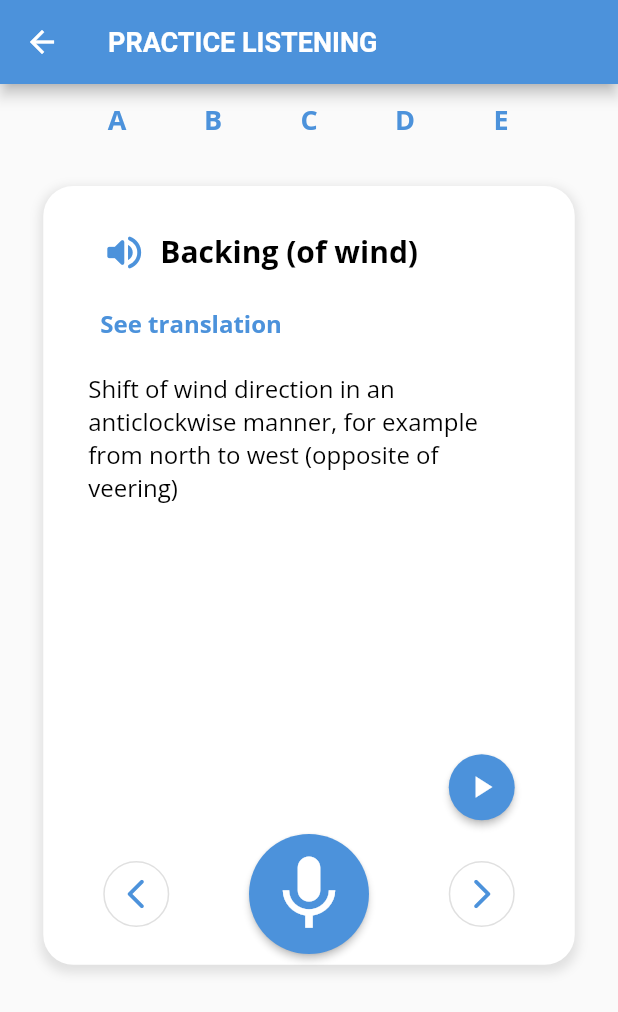
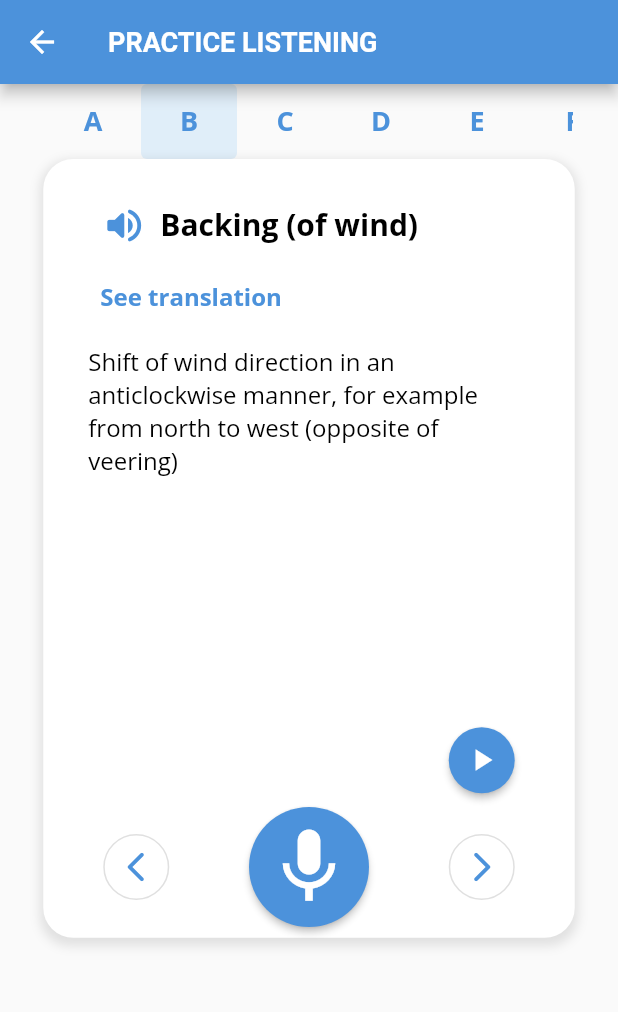
Before and after one commit to eliascalzone/maritimeEnglish-Flutter, a Flutter app: the Practicelisten screen opened directly, after a tap on an icon or button, on a phone screen of 412 x 824 dp. Shown: the top 1012 px of the screen. Run offline on Flutter 3.47's test engine with Material 2 defaults, Android fonts, the phone set to English and light mode, and no system bars; our stand-ins replace audioplayers, google_fonts; missing offline and left inert: dart:ffi, record; statements that could not run were skipped.

Commit message:
practise listen navigation FINISHED

```diff
--- a/lib/praticelisten.dart
+++ b/lib/praticelisten.dart
@@ -25,12 +25,36 @@ class _PracticelistenState extends State<Practicelisten> {
     fontWeight: FontWeight.bold,
   );
 
-  List<String> getLetter(){
-    return ['A','B','C','D','E'];
+  static const indexArr = [0,5,13,28,42,48,56,60,65,70,71,79,85,86,94,98,107,131,139,143,148];
+  static const letterArr = ['A','B','C','D','E','F','G','H','I','J','L','M','N','O','P','R','S','T','U','V','W'];
+
+  Color letterColor(int index){
+    if(currentIndex<=indexArr[index] && currentIndex>=148){
+      return const Color.fromARGB(30, 33, 149, 243);
+    }
+    else if(currentIndex>=indexArr[index] && currentIndex<indexArr[index+1]){
+      return const Color.fromARGB(30, 33, 149, 243);
+    }
+    else {return const Color.fromARGB(0, 33, 149, 243);}
   }
 
-  List<int> getIndex(){
-    return [0,5,13,28,42];
+  List<Widget> upperButtons(){
+    List<Widget> list = [];
+    for(int i=0;i<21;i++){
+      list.add(TextButton(
+        onPressed: () {
+          setState(() {
+            currentIndex = indexArr[i];
+          });
+        },
+        style: TextButton.styleFrom(backgroundColor: letterColor(i)),
+        child: Text(
+          letterArr[i],
+          style: textstyle_alphabet,
+        ),
+      ));
+    }
+    return list;
   }
 
   @override
@@ -43,66 +67,14 @@ class _PracticelistenState extends State<Practicelisten> {
             const TextStyle(fontSize: 18, fontWeight: FontWeight.bold),
       ),
       body: Column(children: [
-        Row(
-          mainAxisAlignment: MainAxisAlignment.center,
-          children: [
-            const SizedBox(
-              height: 20,
-            ),
-            TextButton(
-                onPressed: () {
-                  setState(() {
-                    currentIndex = getIndex().elementAt(0);
-                  });
-                },
-                child: Text(
-                  getLetter().elementAt(0),
-                  style: textstyle_alphabet,
-                )),
-            TextButton(
-                onPressed: () {
-                  setState(() {
-                    currentIndex = getIndex().elementAt(1);
-                  });
-                },
-                child: Text(
-                  getLetter().elementAt(1),
-                  style: textstyle_alphabet,
-                )),
-            TextButton(
-                onPressed: () {
-                  setState(() {
-                    currentIndex = getIndex().elementAt(2);
-                  });
-                },
-                child: Text(
-                  getLetter().elementAt(2),
-                  style: textstyle_alphabet,
-                )),
-            TextButton(
-                onPressed: () {
-                  setState(() {
-                    currentIndex = getIndex().elementAt(3);
-                  });
-                },
-                child: Text(
-                  getLetter().elementAt(3),
-                  style: textstyle_alphabet,
-                )),
-            TextButton(
-                onPressed: () {
-                  setState(() {
-                    currentIndex = getIndex().elementAt(4);
-                  });
-                },
-                child: Text(
-                  getLetter().elementAt(4),
-                  style: textstyle_alphabet,
-                )),
-          ],
-        ),
-        const SizedBox(
-          height: 20,
+            Container(
+              padding: const EdgeInsets.only(left: 30, right: 30),
+              height: 50,
+              child: ListView(
+              scrollDirection: Axis.horizontal,
+              children:
+                upperButtons()
+          ),
         ),
         Container(
           padding: const EdgeInsets.only(right: 30, left: 30),
```
Also changed, not shown: 1 other file.
